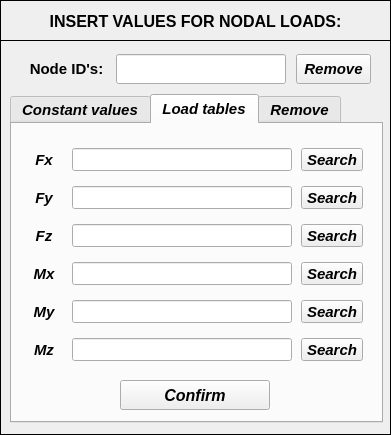
Before: the Qt Designer form pulse/uix/user_input/ui/Model/Setup/Structural/loadsInput.ui in open-pulse/OpenPulse, drawn with Qt 5.
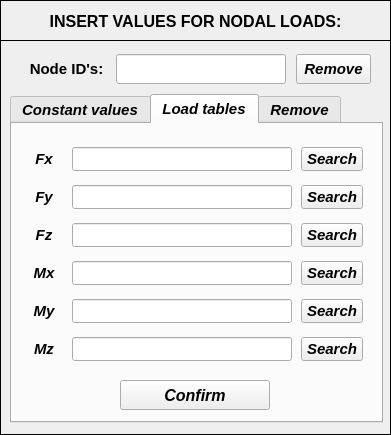
After: the same form once the commit is applied. The open tabs and pages were chosen to show the change. Icons and pictures are not drawn.

Commit message: corrections at user inputs windows formatting

What changed in the file:
```diff
--- a/pulse/uix/user_input/ui/Model/Setup/Structural/loadsInput.ui
+++ b/pulse/uix/user_input/ui/Model/Setup/Structural/loadsInput.ui
@@ -1134,18 +1134,18 @@
           <property name="minimumSize">
            <size>
             <width>220</width>
-            <height>23</height>
+            <height>24</height>
            </size>
           </property>
           <property name="maximumSize">
            <size>
             <width>220</width>
-            <height>23</height>
+            <height>24</height>
            </size>
           </property>
           <property name="font">
            <font>
-            <pointsize>8</pointsize>
+            <pointsize>9</pointsize>
             <weight>50</weight>
             <bold>false</bold>
            </font>
@@ -1163,18 +1163,18 @@
           <property name="minimumSize">
            <size>
             <width>220</width>
-            <height>23</height>
+            <height>24</height>
            </size>
           </property>
           <property name="maximumSize">
            <size>
             <width>220</width>
-            <height>23</height>
+            <height>24</height>
            </size>
           </property>
           <property name="font">
            <font>
-            <pointsize>8</pointsize>
+            <pointsize>9</pointsize>
             <weight>50</weight>
             <bold>false</bold>
            </font>
@@ -1223,13 +1223,13 @@
           <property name="minimumSize">
            <size>
             <width>62</width>
-            <height>23</height>
+            <height>24</height>
            </size>
           </property>
           <property name="maximumSize">
            <size>
             <width>62</width>
-            <height>23</height>
+            <height>24</height>
            </size>
           </property>
           <property name="text">
@@ -1254,18 +1254,18 @@
           <property name="minimumSize">
            <size>
             <width>220</width>
-            <height>23</height>
+            <height>24</height>
            </size>
           </property>
           <property name="maximumSize">
            <size>
             <width>220</width>
-            <height>23</height>
+            <height>24</height>
            </size>
           </property>
           <property name="font">
            <font>
-            <pointsize>8</pointsize>
+            <pointsize>9</pointsize>
             <weight>50</weight>
             <bold>false</bold>
            </font>
@@ -1289,13 +1289,13 @@
           <property name="minimumSize">
            <size>
             <width>62</width>
-            <height>23</height>
+            <height>24</height>
            </size>
           </property>
           <property name="maximumSize">
            <size>
             <width>62</width>
-            <height>23</height>
+            <height>24</height>
            </size>
           </property>
           <property name="text">
@@ -1345,18 +1345,18 @@
           <property name="minimumSize">
            <size>
             <width>220</width>
-            <height>23</height>
+            <height>24</height>
            </size>
           </property>
           <property name="maximumSize">
            <size>
             <width>220</width>
-            <height>23</height>
+            <height>24</height>
            </size>
           </property>
           <property name="font">
            <font>
-            <pointsize>8</pointsize>
+            <pointsize>9</pointsize>
             <weight>50</weight>
             <bold>false</bold>
            </font>
@@ -1380,13 +1380,13 @@
           <property name="minimumSize">
            <size>
             <width>62</width>
-            <height>23</height>
+            <height>24</height>
            </size>
           </property>
           <property name="maximumSize">
            <size>
             <width>62</width>
-            <height>23</height>
+            <height>24</height>
            </size>
           </property>
           <property name="text">
@@ -1436,18 +1436,18 @@
           <property name="minimumSize">
            <size>
             <width>220</width>
-            <height>23</height>
+            <height>24</height>
            </size>
           </property>
           <property name="maximumSize">
            <size>
             <width>220</width>
-            <height>23</height>
+            <height>24</height>
            </size>
           </property>
           <property name="font">
            <font>
-            <pointsize>8</pointsize>
+            <pointsize>9</pointsize>
             <weight>50</weight>
             <bold>false</bold>
            </font>
@@ -1471,13 +1471,13 @@
           <property name="minimumSize">
            <size>
             <width>62</width>
-            <height>23</height>
+            <height>24</height>
            </size>
           </property>
           <property name="maximumSize">
            <size>
             <width>62</width>
-            <height>23</height>
+            <height>24</height>
            </size>
           </property>
           <property name="text">
@@ -1502,18 +1502,18 @@
           <property name="minimumSize">
            <size>
             <width>220</width>
-            <height>23</height>
+            <height>24</height>
            </size>
           </property>
           <property name="maximumSize">
            <size>
             <width>220</width>
-            <height>23</height>
+            <height>24</height>
            </size>
           </property>
           <property name="font">
            <font>
-            <pointsize>8</pointsize>
+            <pointsize>9</pointsize>
             <weight>50</weight>
             <bold>false</bold>
            </font>
@@ -1562,13 +1562,13 @@
           <property name="minimumSize">
            <size>
             <width>62</width>
-            <height>23</height>
+            <height>24</height>
            </size>
           </property>
           <property name="maximumSize">
            <size>
             <width>62</width>
-            <height>23</height>
+            <height>24</height>
            </size>
           </property>
           <property name="text">
@@ -1649,13 +1649,13 @@
           <property name="minimumSize">
            <size>
             <width>62</width>
-            <height>23</height>
+            <height>24</height>
            </size>
           </property>
           <property name="maximumSize">
            <size>
             <width>62</width>
-            <height>23</height>
+            <height>24</height>
            </size>
           </property>
           <property name="text">
```
The commit also changes 3 other files.
